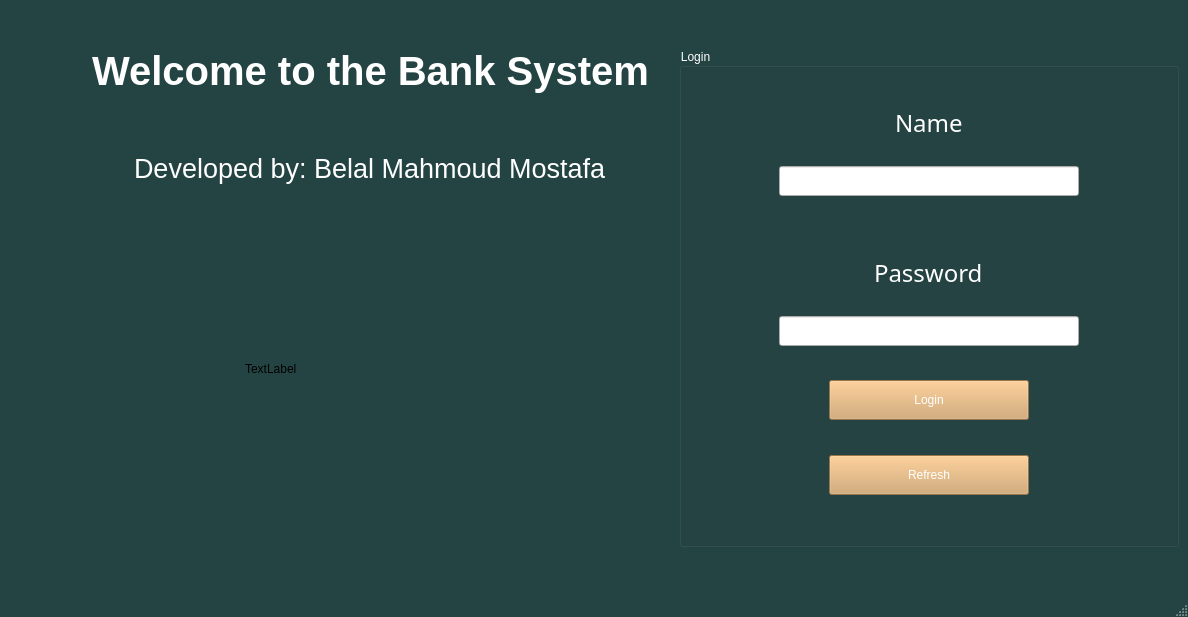
Old version of the form Client/mainwindow.ui in the repository BELALETO/Bank-System.
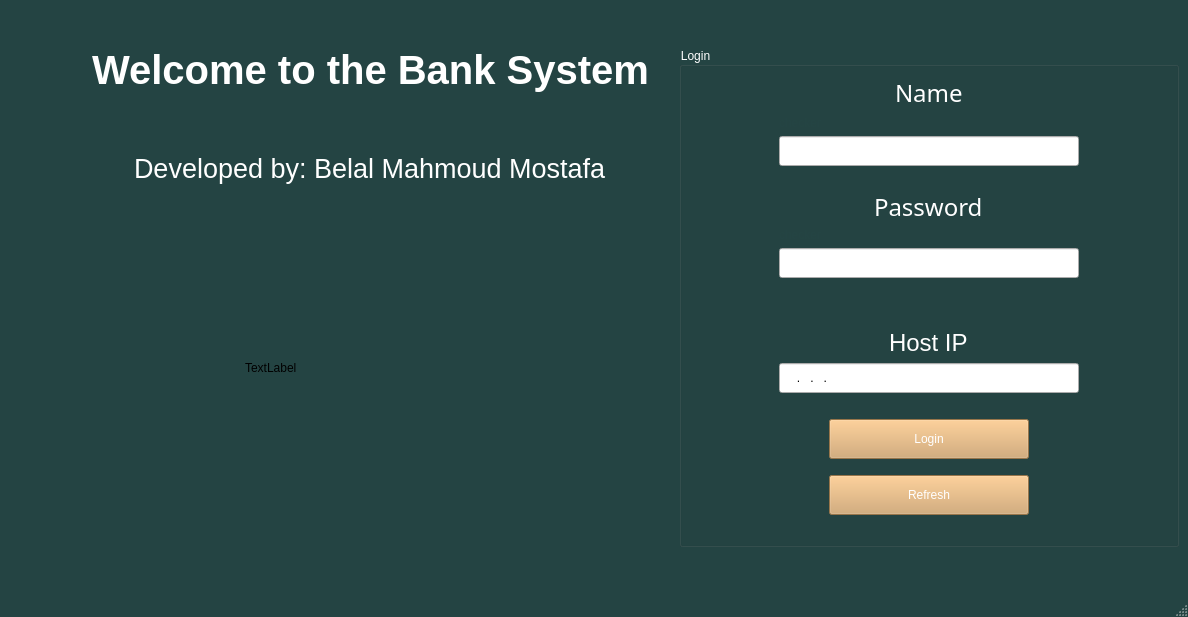
New version of the form.

Commit message: IP lineEdit added.

Patch:
```diff
--- a/Client/mainwindow.ui
+++ b/Client/mainwindow.ui
@@ -31,120 +31,7 @@
   </property>
   <widget class="QWidget" name="centralwidget">
    <layout class="QGridLayout" name="gridLayout_2">
-    <item row="1" column="1" rowspan="3">
-     <layout class="QGridLayout" name="gridLayout_3">
-      <item row="3" column="0">
-       <spacer name="verticalSpacer_3">
-        <property name="orientation">
-         <enum>Qt::Vertical</enum>
-        </property>
-        <property name="sizeHint" stdset="0">
-         <size>
-          <width>646</width>
-          <height>18</height>
-         </size>
-        </property>
-       </spacer>
-      </item>
-      <item row="1" column="0">
-       <spacer name="verticalSpacer">
-        <property name="orientation">
-         <enum>Qt::Vertical</enum>
-        </property>
-        <property name="sizeHint" stdset="0">
-         <size>
-          <width>646</width>
-          <height>18</height>
-         </size>
-        </property>
-       </spacer>
-      </item>
-      <item row="5" column="0">
-       <spacer name="verticalSpacer_4">
-        <property name="orientation">
-         <enum>Qt::Vertical</enum>
-        </property>
-        <property name="sizeHint" stdset="0">
-         <size>
-          <width>646</width>
-          <height>18</height>
-         </size>
-        </property>
-       </spacer>
-      </item>
-      <item row="2" column="0" alignment="Qt::AlignHCenter">
-       <widget class="QLabel" name="label_2">
-        <property name="font">
-         <font>
-          <pointsize>20</pointsize>
-         </font>
-        </property>
-        <property name="styleSheet">
-         <string notr="true">QLabel{
-	color: rgb(255, 255, 255);
-}</string>
-        </property>
-        <property name="text">
-         <string>Developed by: Belal Mahmoud Mostafa</string>
-        </property>
-       </widget>
-      </item>
-      <item row="0" column="0" alignment="Qt::AlignHCenter">
-       <widget class="QLabel" name="label">
-        <property name="font">
-         <font>
-          <pointsize>30</pointsize>
-          <bold>true</bold>
-         </font>
-        </property>
-        <property name="styleSheet">
-         <string notr="true">QLabel{
-	color: rgb(255, 255, 255);
-}</string>
-        </property>
-        <property name="text">
-         <string>Welcome to the Bank System</string>
-        </property>
-       </widget>
-      </item>
-      <item row="4" column="0" alignment="Qt::AlignHCenter">
-       <widget class="QLabel" name="logoLbl">
-        <property name="minimumSize">
-         <size>
-          <width>250</width>
-          <height>250</height>
-         </size>
-        </property>
-        <property name="maximumSize">
-         <size>
-          <width>300</width>
-          <height>300</height>
-         </size>
-        </property>
-        <property name="text">
-         <string>TextLabel</string>
-        </property>
-       </widget>
-      </item>
-     </layout>
-    </item>
-    <item row="1" column="4">
-     <spacer name="horizontalSpacer">
-      <property name="orientation">
-       <enum>Qt::Horizontal</enum>
-      </property>
-      <property name="sizeType">
-       <enum>QSizePolicy::Expanding</enum>
-      </property>
-      <property name="sizeHint" stdset="0">
-       <size>
-        <width>20</width>
-        <height>20</height>
-       </size>
-      </property>
-     </spacer>
-    </item>
-    <item row="1" column="3" rowspan="3">
+    <item row="2" column="3" rowspan="3">
      <widget class="QGroupBox" name="groupBox">
       <property name="minimumSize">
        <size>
@@ -170,7 +57,23 @@
        <string>Login</string>
       </property>
       <layout class="QGridLayout" name="gridLayout">
-       <item row="8" column="1">
+       <item row="6" column="1">
+        <spacer name="verticalSpacer_13">
+         <property name="orientation">
+          <enum>Qt::Vertical</enum>
+         </property>
+         <property name="sizeType">
+          <enum>QSizePolicy::Fixed</enum>
+         </property>
+         <property name="sizeHint" stdset="0">
+          <size>
+           <width>20</width>
+           <height>15</height>
+          </size>
+         </property>
+        </spacer>
+       </item>
+       <item row="13" column="1">
         <spacer name="verticalSpacer_8">
          <property name="orientation">
           <enum>Qt::Vertical</enum>
@@ -183,6 +86,222 @@
          </property>
         </spacer>
        </item>
+       <item row="7" column="1" alignment="Qt::AlignHCenter">
+        <widget class="QLabel" name="label_3">
+         <property name="font">
+          <font>
+           <pointsize>18</pointsize>
+          </font>
+         </property>
+         <property name="styleSheet">
+          <string notr="true">QLabel
+{
+	color: rgb(255, 255, 255);
+}</string>
+         </property>
+         <property name="text">
+          <string>Host IP</string>
+         </property>
+        </widget>
+       </item>
+       <item row="1" column="1">
+        <layout class="QVBoxLayout" name="verticalLayout">
+         <item alignment="Qt::AlignHCenter">
+          <widget class="QLabel" name="nameLbl">
+           <property name="maximumSize">
+            <size>
+             <width>200</width>
+             <height>50</height>
+            </size>
+           </property>
+           <property name="font">
+            <font>
+             <family>Ubuntu Condensed</family>
+             <pointsize>18</pointsize>
+             <bold>false</bold>
+            </font>
+           </property>
+           <property name="styleSheet">
+            <string notr="true">QLabel
+{
+	color: rgb(255, 255, 255);
+}</string>
+           </property>
+           <property name="text">
+            <string>Name</string>
+           </property>
+          </widget>
+         </item>
+         <item alignment="Qt::AlignLeft">
+          <widget class="QLabel" name="nameChk">
+           <property name="styleSheet">
+            <string notr="true">QLabel
+{
+	color: rgb(36, 68, 67);
+}</string>
+           </property>
+           <property name="text">
+            <string>checker</string>
+           </property>
+          </widget>
+         </item>
+         <item alignment="Qt::AlignHCenter">
+          <widget class="QLineEdit" name="nameBox">
+           <property name="minimumSize">
+            <size>
+             <width>300</width>
+             <height>30</height>
+            </size>
+           </property>
+           <property name="maximumSize">
+            <size>
+             <width>600</width>
+             <height>60</height>
+            </size>
+           </property>
+           <property name="styleSheet">
+            <string notr="true">QLineEdit{
+   padding: 5px;
+	
+	color: rgb(0, 0, 0);
+}
+QLineEdit:hover{
+	
+	
+	background-color: rgb(246, 245, 244);
+}
+QLineEdit:focus{
+	
+	border-color: rgb(46, 194, 126);
+}
+
+
+</string>
+           </property>
+          </widget>
+         </item>
+        </layout>
+       </item>
+       <item row="14" column="2">
+        <spacer name="horizontalSpacer_7">
+         <property name="orientation">
+          <enum>Qt::Horizontal</enum>
+         </property>
+         <property name="sizeType">
+          <enum>QSizePolicy::Fixed</enum>
+         </property>
+         <property name="sizeHint" stdset="0">
+          <size>
+           <width>40</width>
+           <height>20</height>
+          </size>
+         </property>
+        </spacer>
+       </item>
+       <item row="2" column="1">
+        <spacer name="verticalSpacer_2">
+         <property name="orientation">
+          <enum>Qt::Vertical</enum>
+         </property>
+         <property name="sizeType">
+          <enum>QSizePolicy::Fixed</enum>
+         </property>
+         <property name="sizeHint" stdset="0">
+          <size>
+           <width>20</width>
+           <height>20</height>
+          </size>
+         </property>
+        </spacer>
+       </item>
+       <item row="15" column="1">
+        <spacer name="verticalSpacer_10">
+         <property name="orientation">
+          <enum>Qt::Vertical</enum>
+         </property>
+         <property name="sizeType">
+          <enum>QSizePolicy::Fixed</enum>
+         </property>
+         <property name="sizeHint" stdset="0">
+          <size>
+           <width>20</width>
+           <height>20</height>
+          </size>
+         </property>
+        </spacer>
+       </item>
+       <item row="11" column="1" alignment="Qt::AlignHCenter">
+        <widget class="QPushButton" name="loginBtn">
+         <property name="minimumSize">
+          <size>
+           <width>200</width>
+           <height>40</height>
+          </size>
+         </property>
+         <property name="maximumSize">
+          <size>
+           <width>300</width>
+           <height>40</height>
+          </size>
+         </property>
+         <property name="styleSheet">
+          <string notr="true">QPushButton{
+border -raduis: 3px;
+	background-color: rgb(211, 164, 103);
+color: rgb(255, 255, 255);
+font: 700 16pt &quot;Ubuntu Condensed&quot;;
+}
+
+QPushButton:hover{
+	
+	background-color: rgb(255, 163, 72);
+}
+
+QPushButton:pressed{
+	background-color: rgb(87, 227, 137);
+}</string>
+         </property>
+         <property name="text">
+          <string>Login</string>
+         </property>
+        </widget>
+       </item>
+       <item row="14" column="1" alignment="Qt::AlignHCenter">
+        <widget class="QPushButton" name="refresh_btn">
+         <property name="minimumSize">
+          <size>
+           <width>200</width>
+           <height>40</height>
+          </size>
+         </property>
+         <property name="maximumSize">
+          <size>
+           <width>200</width>
+           <height>40</height>
+          </size>
+         </property>
+         <property name="styleSheet">
+          <string notr="true">QPushButton{
+border -raduis: 3px;
+	background-color: rgb(211, 164, 103);
+color: rgb(255, 255, 255);
+font: 700 16pt &quot;Ubuntu Condensed&quot;;
+}
+
+QPushButton:hover{
+	
+	background-color: rgb(255, 163, 72);
+}
+
+QPushButton:pressed{
+	background-color: rgb(87, 227, 137);
+}</string>
+         </property>
+         <property name="text">
+          <string>Refresh</string>
+         </property>
+        </widget>
+       </item>
        <item row="5" column="1">
         <layout class="QVBoxLayout" name="verticalLayout_2">
          <item alignment="Qt::AlignHCenter">
@@ -262,6 +381,22 @@
            </property>
           </widget>
          </item>
+         <item>
+          <spacer name="verticalSpacer_11">
+           <property name="orientation">
+            <enum>Qt::Vertical</enum>
+           </property>
+           <property name="sizeType">
+            <enum>QSizePolicy::Fixed</enum>
+           </property>
+           <property name="sizeHint" stdset="0">
+            <size>
+             <width>20</width>
+             <height>40</height>
+            </size>
+           </property>
+          </spacer>
+         </item>
          <item>
           <spacer name="verticalSpacer_9">
            <property name="orientation">
@@ -277,71 +412,40 @@
          </item>
         </layout>
        </item>
-       <item row="2" column="2">
-        <spacer name="horizontalSpacer_4">
-         <property name="orientation">
-          <enum>Qt::Horizontal</enum>
-         </property>
-         <property name="sizeHint" stdset="0">
-          <size>
-           <width>40</width>
-           <height>20</height>
-          </size>
-         </property>
-        </spacer>
-       </item>
-       <item row="9" column="1" alignment="Qt::AlignHCenter">
-        <widget class="QPushButton" name="refresh_btn">
+       <item row="8" column="1" alignment="Qt::AlignHCenter">
+        <widget class="QLineEdit" name="ipBox">
          <property name="minimumSize">
           <size>
-           <width>200</width>
-           <height>40</height>
+           <width>300</width>
+           <height>30</height>
           </size>
          </property>
          <property name="maximumSize">
           <size>
-           <width>200</width>
-           <height>40</height>
+           <width>600</width>
+           <height>60</height>
           </size>
          </property>
          <property name="styleSheet">
-          <string notr="true">QPushButton{
-border -raduis: 3px;
-	background-color: rgb(211, 164, 103);
-color: rgb(255, 255, 255);
-font: 700 16pt &quot;Ubuntu Condensed&quot;;
+          <string notr="true">QLineEdit{
+   padding: 5px;
+	
+	color: rgb(0, 0, 0);
 }
-
-QPushButton:hover{
+QLineEdit:hover{
 	
-	background-color: rgb(255, 163, 72);
+	
+	background-color: rgb(246, 245, 244);
 }
 
-QPushButton:pressed{
-	background-color: rgb(87, 227, 137);
-}</string>
+
+</string>
          </property>
-         <property name="text">
-          <string>Refresh</string>
+         <property name="inputMask">
+          <string>000.000.000.000</string>
          </property>
         </widget>
        </item>
-       <item row="2" column="1">
-        <spacer name="verticalSpacer_2">
-         <property name="orientation">
-          <enum>Qt::Vertical</enum>
-         </property>
-         <property name="sizeType">
-          <enum>QSizePolicy::Fixed</enum>
-         </property>
-         <property name="sizeHint" stdset="0">
-          <size>
-           <width>20</width>
-           <height>54</height>
-          </size>
-         </property>
-        </spacer>
-       </item>
        <item row="2" column="0">
         <spacer name="horizontalSpacer_3">
          <property name="orientation">
@@ -355,83 +459,34 @@
          </property>
         </spacer>
        </item>
-       <item row="1" column="1">
-        <layout class="QVBoxLayout" name="verticalLayout">
-         <item alignment="Qt::AlignHCenter">
-          <widget class="QLabel" name="nameLbl">
-           <property name="maximumSize">
-            <size>
-             <width>200</width>
-             <height>50</height>
-            </size>
-           </property>
-           <property name="font">
-            <font>
-             <family>Ubuntu Condensed</family>
-             <pointsize>18</pointsize>
-             <bold>false</bold>
-            </font>
-           </property>
-           <property name="styleSheet">
-            <string notr="true">QLabel
-{
-	color: rgb(255, 255, 255);
-}</string>
-           </property>
-           <property name="text">
-            <string>Name</string>
-           </property>
-          </widget>
-         </item>
-         <item alignment="Qt::AlignLeft">
-          <widget class="QLabel" name="nameChk">
-           <property name="styleSheet">
-            <string notr="true">QLabel
-{
-	color: rgb(36, 68, 67);
-}</string>
-           </property>
-           <property name="text">
-            <string>checker</string>
-           </property>
-          </widget>
-         </item>
-         <item alignment="Qt::AlignHCenter">
-          <widget class="QLineEdit" name="nameBox">
-           <property name="minimumSize">
-            <size>
-             <width>300</width>
-             <height>30</height>
-            </size>
-           </property>
-           <property name="maximumSize">
-            <size>
-             <width>600</width>
-             <height>60</height>
-            </size>
-           </property>
-           <property name="styleSheet">
-            <string notr="true">QLineEdit{
-   padding: 5px;
-	
-	color: rgb(0, 0, 0);
-}
-QLineEdit:hover{
-	
-	
-	background-color: rgb(246, 245, 244);
-}
-QLineEdit:focus{
-	
-	border-color: rgb(46, 194, 126);
-}
-
-
-</string>
-           </property>
-          </widget>
-         </item>
-        </layout>
+       <item row="14" column="0">
+        <spacer name="horizontalSpacer_6">
+         <property name="orientation">
+          <enum>Qt::Horizontal</enum>
+         </property>
+         <property name="sizeType">
+          <enum>QSizePolicy::Fixed</enum>
+         </property>
+         <property name="sizeHint" stdset="0">
+          <size>
+           <width>40</width>
+           <height>20</height>
+          </size>
+         </property>
+        </spacer>
+       </item>
+       <item row="2" column="2">
+        <spacer name="horizontalSpacer_4">
+         <property name="orientation">
+          <enum>Qt::Horizontal</enum>
+         </property>
+         <property name="sizeHint" stdset="0">
+          <size>
+           <width>40</width>
+           <height>20</height>
+          </size>
+         </property>
+        </spacer>
        </item>
        <item row="0" column="1">
         <spacer name="verticalSpacer_7">
@@ -446,44 +501,8 @@
          </property>
         </spacer>
        </item>
-       <item row="7" column="1" alignment="Qt::AlignHCenter">
-        <widget class="QPushButton" name="loginBtn">
-         <property name="minimumSize">
-          <size>
-           <width>200</width>
-           <height>40</height>
-          </size>
-         </property>
-         <property name="maximumSize">
-          <size>
-           <width>300</width>
-           <height>40</height>
-          </size>
-         </property>
-         <property name="styleSheet">
-          <string notr="true">QPushButton{
-border -raduis: 3px;
-	background-color: rgb(211, 164, 103);
-color: rgb(255, 255, 255);
-font: 700 16pt &quot;Ubuntu Condensed&quot;;
-}
-
-QPushButton:hover{
-	
-	background-color: rgb(255, 163, 72);
-}
-
-QPushButton:pressed{
-	background-color: rgb(87, 227, 137);
-}</string>
-         </property>
-         <property name="text">
-          <string>Login</string>
-         </property>
-        </widget>
-       </item>
-       <item row="10" column="1">
-        <spacer name="verticalSpacer_10">
+       <item row="9" column="1">
+        <spacer name="verticalSpacer_12">
          <property name="orientation">
           <enum>Qt::Vertical</enum>
          </property>
@@ -493,39 +512,23 @@
          <property name="sizeHint" stdset="0">
           <size>
            <width>20</width>
-           <height>40</height>
-          </size>
-         </property>
-        </spacer>
-       </item>
-       <item row="9" column="0">
-        <spacer name="horizontalSpacer_6">
-         <property name="orientation">
-          <enum>Qt::Horizontal</enum>
-         </property>
-         <property name="sizeType">
-          <enum>QSizePolicy::Fixed</enum>
-         </property>
-         <property name="sizeHint" stdset="0">
-          <size>
-           <width>40</width>
            <height>20</height>
           </size>
          </property>
         </spacer>
        </item>
-       <item row="9" column="2">
-        <spacer name="horizontalSpacer_7">
+       <item row="12" column="1">
+        <spacer name="verticalSpacer_14">
          <property name="orientation">
-          <enum>Qt::Horizontal</enum>
+          <enum>Qt::Vertical</enum>
          </property>
          <property name="sizeType">
           <enum>QSizePolicy::Fixed</enum>
          </property>
          <property name="sizeHint" stdset="0">
           <size>
-           <width>40</width>
-           <height>20</height>
+           <width>20</width>
+           <height>10</height>
           </size>
          </property>
         </spacer>
@@ -533,7 +536,7 @@
       </layout>
      </widget>
     </item>
-    <item row="0" column="1">
+    <item row="1" column="1">
      <spacer name="verticalSpacer_5">
       <property name="orientation">
        <enum>Qt::Vertical</enum>
@@ -546,7 +549,23 @@
       </property>
      </spacer>
     </item>
-    <item row="3" column="0">
+    <item row="3" column="2">
+     <spacer name="horizontalSpacer_5">
+      <property name="orientation">
+       <enum>Qt::Horizontal</enum>
+      </property>
+      <property name="sizeType">
+       <enum>QSizePolicy::Expanding</enum>
+      </property>
+      <property name="sizeHint" stdset="0">
+       <size>
+        <width>20</width>
+        <height>20</height>
+       </size>
+      </property>
+     </spacer>
+    </item>
+    <item row="4" column="0">
      <spacer name="horizontalSpacer_2">
       <property name="orientation">
        <enum>Qt::Horizontal</enum>
@@ -562,7 +581,23 @@
       </property>
      </spacer>
     </item>
-    <item row="4" column="1">
+    <item row="2" column="4">
+     <spacer name="horizontalSpacer">
+      <property name="orientation">
+       <enum>Qt::Horizontal</enum>
+      </property>
+      <property name="sizeType">
+       <enum>QSizePolicy::Expanding</enum>
+      </property>
+      <property name="sizeHint" stdset="0">
+       <size>
+        <width>20</width>
+        <height>20</height>
+       </size>
+      </property>
+     </spacer>
+    </item>
+    <item row="5" column="1">
      <spacer name="verticalSpacer_6">
       <property name="orientation">
        <enum>Qt::Vertical</enum>
@@ -575,21 +610,102 @@
       </property>
      </spacer>
     </item>
-    <item row="2" column="2">
-     <spacer name="horizontalSpacer_5">
-      <property name="orientation">
-       <enum>Qt::Horizontal</enum>
-      </property>
-      <property name="sizeType">
-       <enum>QSizePolicy::Expanding</enum>
-      </property>
-      <property name="sizeHint" stdset="0">
-       <size>
-        <width>20</width>
-        <height>20</height>
-       </size>
-      </property>
-     </spacer>
+    <item row="2" column="1" rowspan="3">
+     <layout class="QGridLayout" name="gridLayout_3">
+      <item row="3" column="0">
+       <spacer name="verticalSpacer_3">
+        <property name="orientation">
+         <enum>Qt::Vertical</enum>
+        </property>
+        <property name="sizeHint" stdset="0">
+         <size>
+          <width>646</width>
+          <height>18</height>
+         </size>
+        </property>
+       </spacer>
+      </item>
+      <item row="1" column="0">
+       <spacer name="verticalSpacer">
+        <property name="orientation">
+         <enum>Qt::Vertical</enum>
+        </property>
+        <property name="sizeHint" stdset="0">
+         <size>
+          <width>646</width>
+          <height>18</height>
+         </size>
+        </property>
+       </spacer>
+      </item>
+      <item row="5" column="0">
+       <spacer name="verticalSpacer_4">
+        <property name="orientation">
+         <enum>Qt::Vertical</enum>
+        </property>
+        <property name="sizeHint" stdset="0">
+         <size>
+          <width>646</width>
+          <height>18</height>
+         </size>
+        </property>
+       </spacer>
+      </item>
+      <item row="2" column="0" alignment="Qt::AlignHCenter">
+       <widget class="QLabel" name="label_2">
+        <property name="font">
+         <font>
+          <pointsize>20</pointsize>
+         </font>
+        </property>
+        <property name="styleSheet">
+         <string notr="true">QLabel{
+	color: rgb(255, 255, 255);
+}</string>
+        </property>
+        <property name="text">
+         <string>Developed by: Belal Mahmoud Mostafa</string>
+        </property>
+       </widget>
+      </item>
+      <item row="0" column="0" alignment="Qt::AlignHCenter">
+       <widget class="QLabel" name="label">
+        <property name="font">
+         <font>
+          <pointsize>30</pointsize>
+          <bold>true</bold>
+         </font>
+        </property>
+        <property name="styleSheet">
+         <string notr="true">QLabel{
+	color: rgb(255, 255, 255);
+}</string>
+        </property>
+        <property name="text">
+         <string>Welcome to the Bank System</string>
+        </property>
+       </widget>
+      </item>
+      <item row="4" column="0" alignment="Qt::AlignHCenter">
+       <widget class="QLabel" name="logoLbl">
+        <property name="minimumSize">
+         <size>
+          <width>250</width>
+          <height>250</height>
+         </size>
+        </property>
+        <property name="maximumSize">
+         <size>
+          <width>300</width>
+          <height>300</height>
+         </size>
+        </property>
+        <property name="text">
+         <string>TextLabel</string>
+        </property>
+       </widget>
+      </item>
+     </layout>
     </item>
    </layout>
   </widget>
```
Left out of the diff: 4 changed lines with no effect on the pictures. The commit also changes 8 other files.
